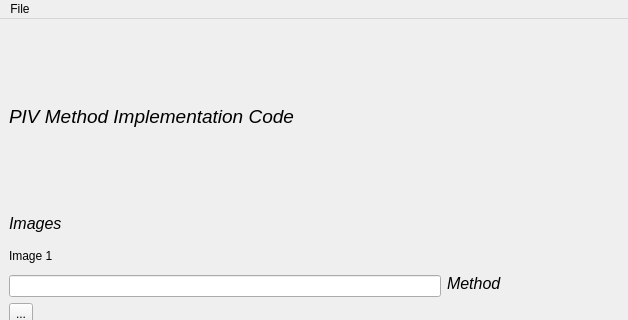
The window that interface/interface5.5.ui (esterfiorillo/PIV-method-implementation-code) describes before a commit, drawn with Qt 5; both pictures show x 0 to 628 and y 0 to 320 of the 628 by 626 pixel window.
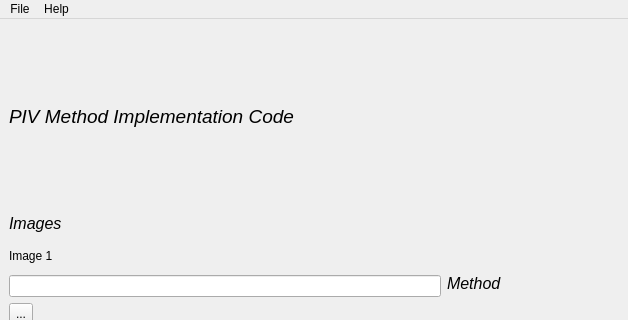
The same window after the commit.

The edit to the form file:
```diff
--- a/interface/interface5.5.ui
+++ b/interface/interface5.5.ui
@@ -197,7 +197,14 @@
     <addaction name="actionClose"/>
     <addaction name="actionLoad_Images"/>
    </widget>
+   <widget class="QMenu" name="menuHelp">
+    <property name="title">
+     <string>Help</string>
+    </property>
+    <addaction name="actionUML_Diagram"/>
+   </widget>
    <addaction name="menuFile"/>
+   <addaction name="menuHelp"/>
   </widget>
   <widget class="QStatusBar" name="statusbar"/>
   <action name="actionClose">
```
Left out of the diff: 5 changed lines with no effect on the pictures.
